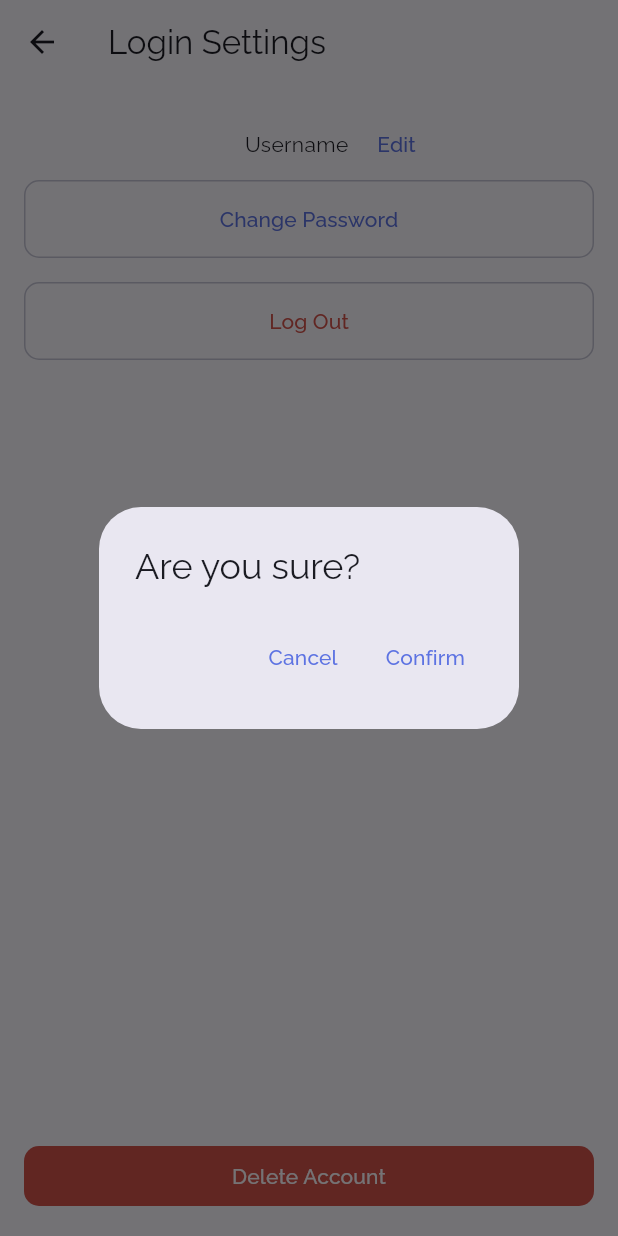
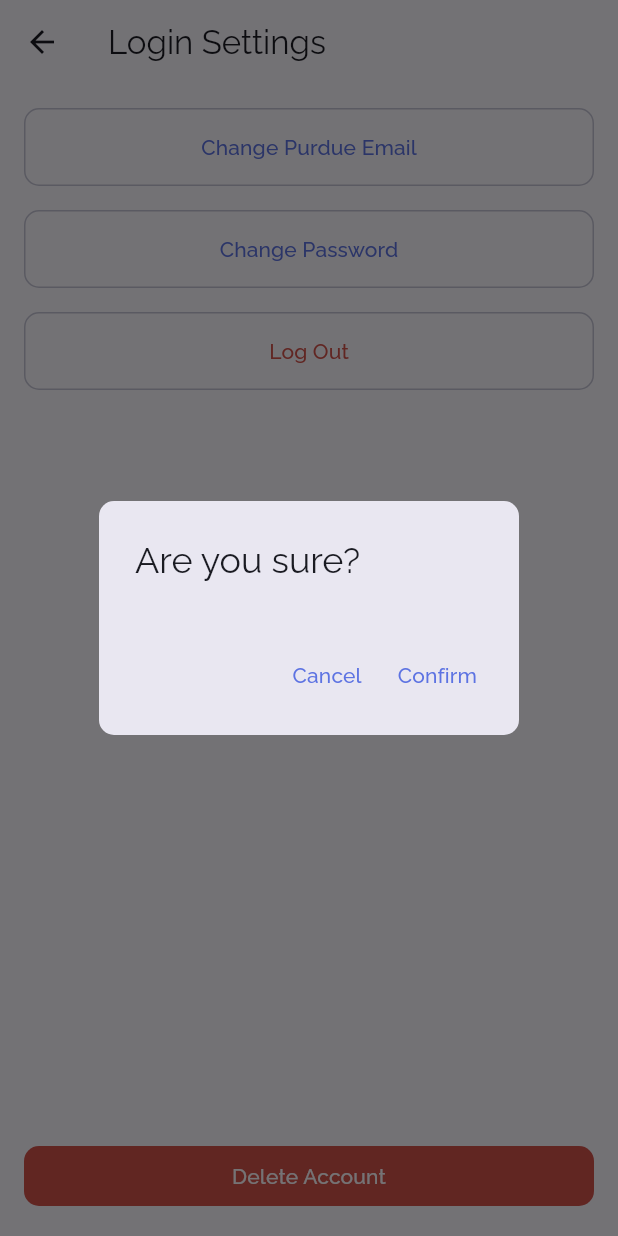
Before and after one commit to BoilerBond/FlutterApp, a Flutter app: the LoginSettings screen opened by its route, after a tap on "Delete Account", on a phone screen of 412 x 824 dp. Run offline on Flutter 3.47's test engine with Material 3 defaults, Android fonts, the phone set to English and light mode, and no system bars; our stand-ins replace firebase_auth, firebase_core, google_fonts, google_sign_in; accounts and stored records are empty.

Commit message:
Added authentication middleware and modified login settings layout
The login screen was originally in the /login route. The new
AuthMiddleware is added to replace that. If the user is not logged in,
it renders the login screen instead.

```diff
--- a/lib/presentation/screens/dashboard/settings/login_settings/login_settings.dart
+++ b/lib/presentation/screens/dashboard/settings/login_settings/login_settings.dart
@@ -1,3 +1,5 @@
+import 'package:datingapp/presentation/widgets/confirm_dialog.dart';
+import 'package:firebase_auth/firebase_auth.dart';
 import 'package:flutter/material.dart';
 
 class LoginSettings extends StatefulWidget {
@@ -8,6 +10,7 @@ class LoginSettings extends StatefulWidget {
 }
 
 class LoginSettingsPage extends State<LoginSettings> {
+
   @override
   Widget build(BuildContext context) {
     return Scaffold(
@@ -19,8 +22,24 @@ class LoginSettingsPage extends State<LoginSettings> {
               padding: const EdgeInsets.all(16),
               child: Column(children: [
                 Padding(
-                  padding: EdgeInsets.only(left: MediaQuery.of(context).size.width / 2.8),
-                  child: Row(children: [Text("Username"), TextButton(onPressed: () => {}, child: Text("Edit"))]),
+                  padding: const EdgeInsets.only(bottom: 16),
+                  child: SizedBox(
+                    width: double.infinity,
+                    child: OutlinedButton(
+                      style: OutlinedButton.styleFrom(
+                        side: BorderSide(
+                          width: 1,
+                          color: Theme.of(context).colorScheme.outlineVariant,
+                        ),
+                        padding: const EdgeInsets.symmetric(vertical: 16),
+                        shape: RoundedRectangleBorder(
+                          borderRadius: BorderRadius.circular(10),
+                        ),
+                      ),
+                      onPressed: () => _onChangePurdueEmailPress(context),
+                      child: Text("Change Purdue Email"),
+                    ),
+                  ),
                 ),
                 Padding(
                   padding: const EdgeInsets.only(bottom: 16),
@@ -58,7 +77,7 @@ class LoginSettingsPage extends State<LoginSettings> {
                           borderRadius: BorderRadius.circular(10),
                         ),
                       ),
-                      onPressed: () => _onChangePasswordPress(context),
+                      onPressed: () => _onLogoutPress(context),
                       child: Text("Log Out"),
                     ),
                   ),
@@ -90,38 +109,21 @@ class LoginSettingsPage extends State<LoginSettings> {
     );
   }
 
+  void _onChangePurdueEmailPress(BuildContext context) {}
+
   void _onChangePasswordPress(BuildContext context) {}
 
+  void _onLogoutPress(BuildContext context) {
+    confirmDialog(context, () async {
+      await FirebaseAuth.instance.signOut();
+    });
+  }
+
   void _onDeleteAccountPress(BuildContext context) {
-    _showConfirmDialog(context);
+    confirmDialog(context, () async {
+      // TODO: delete user information in Firebase
+
+      await FirebaseAuth.instance.signOut();
+    });
   }
 }
-
-Future<bool> _showConfirmDialog(BuildContext context) async {
-  return await showDialog<bool>(
-        context: context,
-        barrierDismissible: true,
-        builder: (BuildContext context) {
-          return AlertDialog(
-            title: const Text('Are you sure?'),
-            actions: <Widget>[
-              TextButton(
-                child: const Text('Cancel'),
-                onPressed: () {
-                  Navigator.pop(context, false);
-                },
-              ),
-              TextButton(
-                child: const Text('Confirm'),
-                onPressed: () {
-                  // delete user information in Firebase
-                  // log out user
-                  Navigator.pushNamed(context, "/");
-                },
-              ),
-            ],
-          );
-        },
-      ) ??
-      false;
-}
--- a/lib/presentation/screens/dashboard/settings/settingsScreen.dart
+++ b/lib/presentation/screens/dashboard/settings/settingsScreen.dart
@@ -17,13 +17,13 @@ class _SettingsScreenState extends State<SettingsScreen> {
       {
         'title': 'Login Settings',
         'onPressed': (BuildContext context) {
-          Navigator.pushNamed(context, "/dashboard/settings/login");
+          Navigator.pushNamed(context, "/settings/login");
         }
       },
       {
         'title': 'Privacy Settings',
         'onPressed': (BuildContext context) {
-          Navigator.pushNamed(context, "/dashboard/settings/privacy");
+          Navigator.pushNamed(context, "/settings/privacy");
         }
       },
       {'title': 'Safety Settings', 'onPressed': (BuildContext context) {}},
--- a/lib/presentation/screens/login/login_screen.dart
+++ b/lib/presentation/screens/login/login_screen.dart
@@ -43,7 +43,7 @@ class _LoginScreenState extends State<LoginScreen> {
     bool isNewUser = user.additionalUserInfo?.isNewUser ?? true;
     bool hasProfile = true; // TODO: check if user profile exists
 
-    _navigateToNextScreen(user.additionalUserInfo?.isNewUser ?? true && hasProfile);
+    _navigateToNextScreen(isNewUser && hasProfile);
   }
 
   Future<void> _loginWithPassword() async {
@@ -79,7 +79,7 @@ class _LoginScreenState extends State<LoginScreen> {
     if (isNewUser) {
       // TODO: Navigate to app description and terms and conditions screen
     } else {
-      Navigator.pushReplacementNamed(context, "/dashboard");
+      Navigator.pushReplacementNamed(context, "/");
     }
   }
 
--- /dev/null
+++ b/lib/presentation/widgets/confirm_dialog.dart
@@ -0,0 +1,39 @@
+import 'package:flutter/material.dart';
+
+Future<bool> confirmDialog(BuildContext context, Function() onConfirm) async {
+  bool? result = await showDialog<bool>(
+    context: context,
+    barrierDismissible: true,
+    builder: (BuildContext context) {
+      return AlertDialog(
+        title: const Text('Are you sure?'),
+        shape: RoundedRectangleBorder(borderRadius: BorderRadius.all(Radius.circular(10))),
+        actionsAlignment: MainAxisAlignment.end,
+        actionsPadding: EdgeInsets.all(16.0),
+        contentPadding: EdgeInsets.all(16.0),
+        actions: <Widget>[
+          Row(
+            mainAxisAlignment: MainAxisAlignment.end,
+            children: [
+              TextButton(
+                child: const Text('Cancel'),
+                onPressed: () {
+                  Navigator.pop(context, false);
+                },
+              ),
+              TextButton(
+                child: const Text('Confirm'),
+                onPressed: () {
+                  onConfirm();
+                  Navigator.pop(context, true);
+                },
+              )
+            ],
+          ),
+        ],
+      );
+    },
+  );
+
+  return result ?? false;
+}
--- /dev/null
+++ b/lib/utils/middlewares/auth_middleware.dart
@@ -0,0 +1,35 @@
+import 'package:datingapp/presentation/screens/login/login_screen.dart';
+import 'package:firebase_auth/firebase_auth.dart';
+import 'package:flutter/material.dart';
+
+/// A widget that acts as a middleware to check the authentication state of the user.
+///
+/// This widget listens for authentication state changes using
+/// `FirebaseAuth` and determines whether the user is authenticated or not. If the user is
+/// authenticated, it will display the child widget passed to it. If the user is not authenticated,
+/// it will redirect to the `LoginScreen` to allow the user to sign in.
+class AuthMiddleware extends StatelessWidget {
+  final Widget child;
+
+  AuthMiddleware({required this.child});
+
+  @override
+  Widget build(BuildContext context) {
+    return StreamBuilder<User?>(
+      stream: FirebaseAuth.instance.authStateChanges(),
+      builder: (context, snapshot) {
+        if (snapshot.connectionState == ConnectionState.waiting) {
+          return Center(child: CircularProgressIndicator());
+        }
+
+        if (snapshot.hasData) {
+          // TODO: If the user does not have profile data set up, navigate to app description and TOS
+          return child;
+        } else {
+          // TODO: Return home screen instead of login
+          return LoginScreen();
+        }
+      },
+    );
+  }
+}
```
Also changed, not shown: lib/routes.dart (+4 -7 lines).
